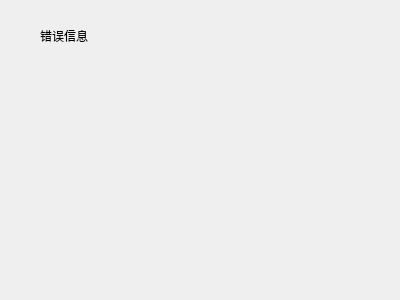
Old version of the form modifybatch.ui in the repository kangwenyun/batch_acquisition_system_qt_before.
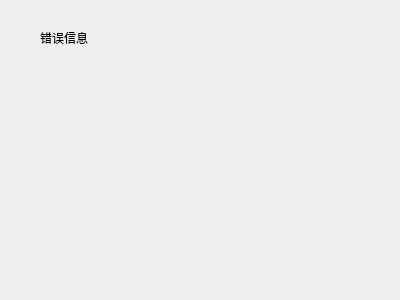
New version of the form.

What changed in the file:
```diff
--- a/modifybatch.ui
+++ b/modifybatch.ui
@@ -18,8 +18,8 @@
     <rect>
      <x>40</x>
      <y>30</y>
-     <width>54</width>
-     <height>12</height>
+     <width>61</width>
+     <height>16</height>
     </rect>
    </property>
    <property name="text">
```
